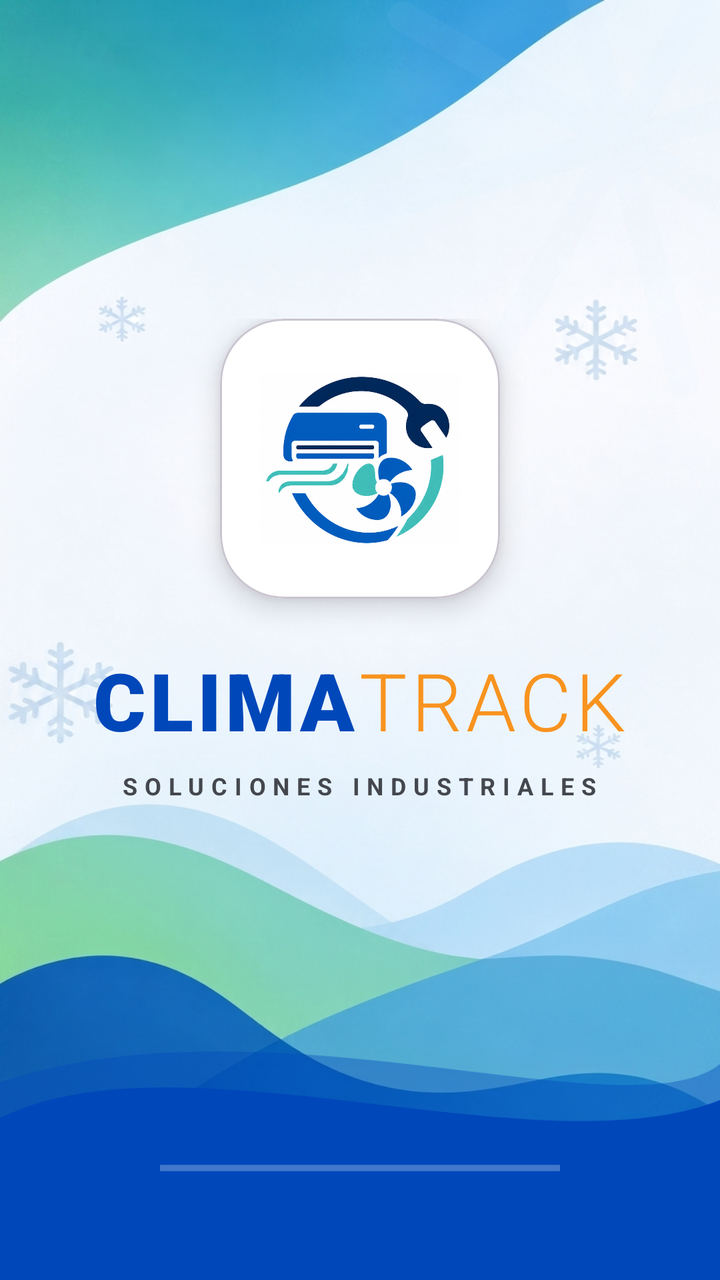
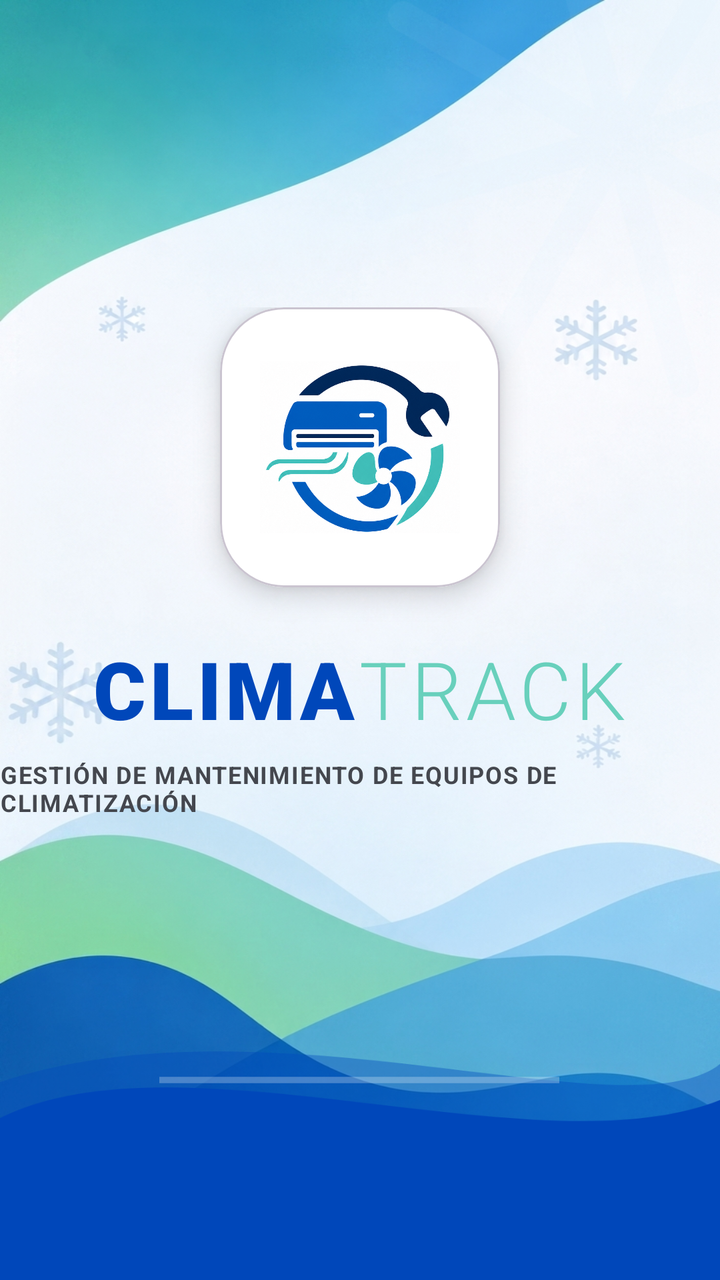

Before-and-after screenshots of an Android layout around one commit, followed by the original layout XML and the change that was made.
<!-- AndroidManifest.xml: activity theme Theme.ClimaTrack -->
<!-- res/layout/activity_splash.xml -->
<?xml version="1.0" encoding="utf-8"?>
<androidx.constraintlayout.widget.ConstraintLayout xmlns:android="http://schemas.android.com/apk/res/android"
    xmlns:app="http://schemas.android.com/apk/res-auto"
    android:layout_width="match_parent"
    android:layout_height="match_parent"
    android:background="@drawable/background">

    
    <ImageView
        android:layout_width="300dp"
        android:layout_height="300dp"
        android:alpha="0.05"
        android:rotation="-15"
        android:src="@drawable/ic_snowflake"
        app:layout_constraintEnd_toEndOf="parent"
        app:layout_constraintTop_toTopOf="parent"
        android:layout_marginTop="-80dp"
        android:layout_marginEnd="-100dp"
        android:importantForAccessibility="no" />

    
    <LinearLayout
        android:id="@+id/llBranding"
        android:layout_width="wrap_content"
        android:layout_height="wrap_content"
        android:gravity="center"
        android:orientation="vertical"
        app:layout_constraintBottom_toBottomOf="parent"
        app:layout_constraintEnd_toEndOf="parent"
        app:layout_constraintStart_toStartOf="parent"
        app:layout_constraintTop_toTopOf="parent"
        app:layout_constraintVertical_bias="0.4">

        <com.google.android.material.card.MaterialCardView
            android:layout_width="140dp"
            android:layout_height="140dp"
            app:cardBackgroundColor="@color/white"
            app:cardCornerRadius="32dp"
            app:cardElevation="8dp">

            <ImageView
                android:id="@+id/ivLogo"
                android:layout_width="match_parent"
                android:layout_height="match_parent"
                android:importantForAccessibility="no"
                android:padding="20dp"
                android:src="@drawable/logo" />
        </com.google.android.material.card.MaterialCardView>

        <LinearLayout
            android:layout_width="wrap_content"
            android:layout_height="wrap_content"
            android:layout_marginTop="24dp"
            android:orientation="horizontal">

            <TextView
                android:layout_width="wrap_content"
                android:layout_height="wrap_content"
                android:fontFamily="sans-serif-black"
                android:text="CLIMA"
                android:textColor="@color/primary"
                android:textSize="40sp"
                android:letterSpacing="0.05" />

            <TextView
                android:layout_width="wrap_content"
                android:layout_height="wrap_content"
                android:fontFamily="sans-serif-light"
                android:text="TRACK"
                android:textColor="@color/secondary"
                android:textSize="40sp"
                android:letterSpacing="0.05" />
        </LinearLayout>

        <TextView
            android:layout_width="wrap_content"
            android:layout_height="wrap_content"
            android:layout_marginTop="8dp"
            android:text="SOLUCIONES INDUSTRIALES"
            android:textColor="@color/on_surface_variant"
            android:textSize="12sp"
            android:letterSpacing="0.3"
            android:textStyle="bold" />

    </LinearLayout>

    
    <ImageView
        android:id="@+id/ivWaves"
        android:layout_width="match_parent"
        android:layout_height="wrap_content"
        android:adjustViewBounds="true"
        android:src="@drawable/bg_splash_waves"
        app:layout_constraintBottom_toBottomOf="parent"
        android:importantForAccessibility="no"
        app:tint="@color/primary" />

    <ProgressBar
        android:id="@+id/pbLoading"
        style="?android:attr/progressBarStyleHorizontal"
        android:layout_width="200dp"
        android:layout_height="wrap_content"
        android:layout_marginBottom="48dp"
        android:indeterminate="true"
        android:indeterminateTint="@color/on_primary"
        app:layout_constraintBottom_toBottomOf="parent"
        app:layout_constraintEnd_toEndOf="parent"
        app:layout_constraintStart_toStartOf="parent" />

</androidx.constraintlayout.widget.ConstraintLayout>
<!-- resources referenced by this layout -->
<resources>
  <color name="on_primary">#FFFFFF</color>
  <color name="on_surface_variant">#44474E</color>
  <color name="primary">#0047BA</color>
  <color name="secondary">#F8931F</color>
  <color name="white">#FFFFFFFF</color>
  <!-- drawable bg_splash_waves (drawable) -->
  <?xml version="1.0" encoding="utf-8"?>
  <vector xmlns:android="http://schemas.android.com/apk/res/android"
      android:width="400dp"
      android:height="200dp"
      android:viewportWidth="400"
      android:viewportHeight="200">
      
      <path
          android:fillColor="#1565C0"
          android:pathData="M0,200 L400,200 L400,100 C300,140 100,60 0,110 Z" />
      
      <path
          android:fillAlpha="0.7"
          android:fillColor="#1E88E5"
          android:pathData="M0,200 L400,200 L400,120 C320,160 120,80 0,135 Z" />
      
      <path
          android:fillAlpha="0.4"
          android:fillColor="#90CAF9"
          android:pathData="M0,200 L400,200 L400,80 C350,120 150,40 0,90 Z" />
  </vector>
  <!-- drawable ic_snowflake (drawable) -->
  <?xml version="1.0" encoding="utf-8"?>
  <vector xmlns:android="http://schemas.android.com/apk/res/android"
      android:width="24dp"
      android:height="24dp"
      android:viewportWidth="24"
      android:viewportHeight="24">
      <path
          android:strokeColor="#BBDEFB"
          android:strokeWidth="1.2"
          android:strokeLineCap="round"
          android:pathData="M12,2 L12,22 M2,12 L22,12 M19.07,4.93 L4.93,19.07 M19.07,19.07 L4.93,4.93" />
  </vector>
  <!-- drawable logo: png bitmap (drawable, 422450 bytes) -->
  <style name="Theme.ClimaTrack" parent="Base.Theme.ClimaTrack" />
  <style name="Base.Theme.ClimaTrack" parent="Theme.Material3.DayNight.NoActionBar">
          
          <item name="colorPrimary">@color/primary</item>
          <item name="colorOnPrimary">@color/on_primary</item>
          <item name="colorPrimaryContainer">@color/primary_container</item>
          <item name="colorOnPrimaryContainer">@color/on_primary_container</item>
  
          <item name="colorSecondary">@color/secondary</item>
          <item name="colorOnSecondary">@color/on_secondary</item>
          <item name="colorSecondaryContainer">@color/secondary_container</item>
          <item name="colorOnSecondaryContainer">@color/on_secondary_container</item>
  
          <item name="android:navigationBarColor">@android:color/transparent</item>
          <item name="android:statusBarColor">@android:color/transparent</item>
          <item name="android:windowLightStatusBar">true</item>
  
          
          <item name="bottomNavigationStyle">@style/Widget.App.BottomNavigationView</item>
  
          
          <item name="shapeAppearanceSmallComponent">@style/ShapeAppearance.ClimaTrack.Small</item>
          <item name="shapeAppearanceMediumComponent">@style/ShapeAppearance.ClimaTrack.Medium</item>
          <item name="shapeAppearanceLargeComponent">@style/ShapeAppearance.ClimaTrack.Large</item>
      </style>
  <color name="primary_container">#D7E2FF</color>
  <color name="on_primary_container">#001B3F</color>
  <color name="on_secondary">#FFFFFF</color>
  <color name="secondary_container">#FFDDBA</color>
  <color name="on_secondary_container">#2B1700</color>
  <style name="Widget.App.BottomNavigationView" parent="Widget.Material3.BottomNavigationView">
          <item name="indicatorColor">#33FFFFFF</item>
          <item name="itemIconTint">@color/bottom_nav_colors_white</item>
          <item name="itemTextColor">@color/bottom_nav_colors_white</item>
          <item name="backgroundTint">#0D47A1</item>
      </style>
  <style name="ShapeAppearance.ClimaTrack.Small" parent="ShapeAppearance.Material3.SmallComponent">
          <item name="cornerSize">8dp</item>
      </style>
  <style name="ShapeAppearance.ClimaTrack.Medium" parent="ShapeAppearance.Material3.MediumComponent">
          <item name="cornerSize">16dp</item>
      </style>
  <style name="ShapeAppearance.ClimaTrack.Large" parent="ShapeAppearance.Material3.LargeComponent">
          <item name="cornerSize">28dp</item>
      </style>
  <!-- unchanged entries left out for length: 1 -->
</resources>

<!-- the commit's change to res/layout/activity_splash.xml (unified diff, before → after) -->
@@ -67,7 +67,7 @@
                 android:layout_height="wrap_content"
                 android:fontFamily="sans-serif-light"
                 android:text="TRACK"
-                android:textColor="@color/secondary"
+                android:textColor="#68d0bc"
                 android:textSize="40sp"
                 android:letterSpacing="0.05" />
         </LinearLayout>
@@ -76,10 +76,10 @@
             android:layout_width="wrap_content"
             android:layout_height="wrap_content"
             android:layout_marginTop="8dp"
-            android:text="SOLUCIONES INDUSTRIALES"
+            android:text="GESTIÓN DE MANTENIMIENTO DE EQUIPOS DE CLIMATIZACIÓN"
             android:textColor="@color/on_surface_variant"
             android:textSize="12sp"
-            android:letterSpacing="0.3"
+            android:letterSpacing="0.05"
             android:textStyle="bold" />
 
     </LinearLayout>
@@ -100,11 +100,12 @@
         style="?android:attr/progressBarStyleHorizontal"
         android:layout_width="200dp"
         android:layout_height="wrap_content"
-        android:layout_marginBottom="48dp"
+        android:layout_marginBottom="92dp"
         android:indeterminate="true"
         android:indeterminateTint="@color/on_primary"
         app:layout_constraintBottom_toBottomOf="parent"
         app:layout_constraintEnd_toEndOf="parent"
+        app:layout_constraintHorizontal_bias="0.497"
         app:layout_constraintStart_toStartOf="parent" />
 
 </androidx.constraintlayout.widget.ConstraintLayout>
